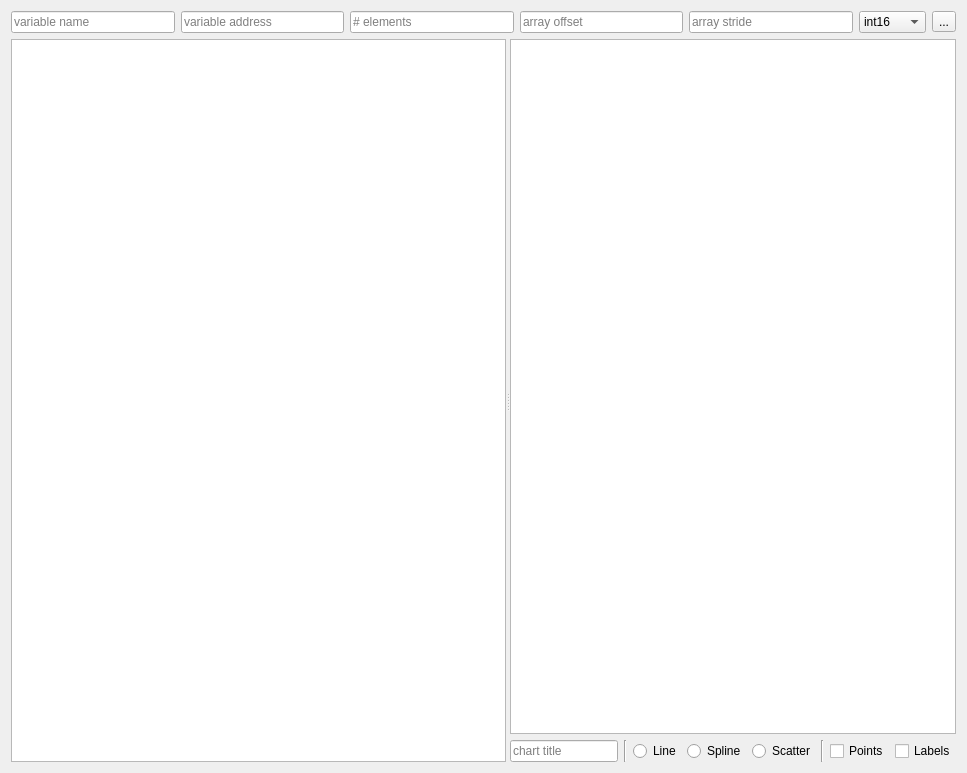
This is viz/array/SeerArrayVisualizerWidget.ui in LiNY2-01/SeeDataStructure as Qt 5 draws it before an edit. The edited form follows.
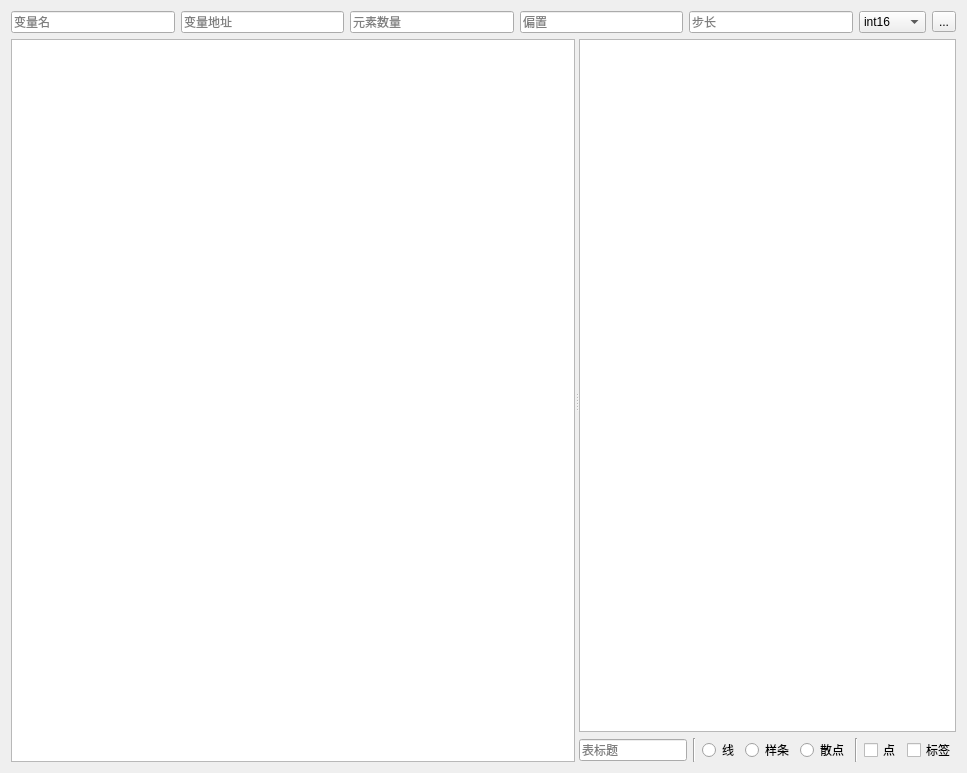
This is the edited form. Icons and pictures are not drawn. Custom widgets are drawn as their Qt base class.

```diff
--- a/viz/array/SeerArrayVisualizerWidget.ui
+++ b/viz/array/SeerArrayVisualizerWidget.ui
@@ -22,7 +22,7 @@
         <string>Variable name or expression.</string>
        </property>
        <property name="placeholderText">
-        <string>variable name</string>
+        <string>变量名</string>
        </property>
        <property name="clearButtonEnabled">
         <bool>true</bool>
@@ -38,7 +38,7 @@
         <bool>true</bool>
        </property>
        <property name="placeholderText">
-        <string>variable address</string>
+        <string>变量地址</string>
        </property>
        <property name="clearButtonEnabled">
         <bool>false</bool>
@@ -54,7 +54,7 @@
         <string/>
        </property>
        <property name="placeholderText">
-        <string># elements</string>
+        <string>元素数量</string>
        </property>
        <property name="clearButtonEnabled">
         <bool>true</bool>
@@ -73,7 +73,7 @@
         <string/>
        </property>
        <property name="placeholderText">
-        <string>array offset</string>
+        <string>偏置</string>
        </property>
        <property name="clearButtonEnabled">
         <bool>true</bool>
@@ -89,7 +89,7 @@
         <string/>
        </property>
        <property name="placeholderText">
-        <string>array stride</string>
+        <string>步长</string>
        </property>
        <property name="clearButtonEnabled">
         <bool>true</bool>
@@ -207,7 +207,7 @@
             <string>Set chart title.</string>
            </property>
            <property name="placeholderText">
-            <string>chart title</string>
+            <string>表标题</string>
            </property>
            <property name="clearButtonEnabled">
             <bool>true</bool>
@@ -224,7 +224,7 @@
          <item>
           <widget class="QRadioButton" name="lineRadioButton">
            <property name="text">
-            <string>Line</string>
+            <string>线</string>
            </property>
            <attribute name="buttonGroup">
             <string notr="true">lineTypeButtonGroup</string>
@@ -234,7 +234,7 @@
          <item>
           <widget class="QRadioButton" name="splineRadioButton">
            <property name="text">
-            <string>Spline</string>
+            <string>样条</string>
            </property>
            <attribute name="buttonGroup">
             <string notr="true">lineTypeButtonGroup</string>
@@ -244,7 +244,7 @@
          <item>
           <widget class="QRadioButton" name="scatterRadioButton">
            <property name="text">
-            <string>Scatter</string>
+            <string>散点</string>
            </property>
            <attribute name="buttonGroup">
             <string notr="true">lineTypeButtonGroup</string>
@@ -264,7 +264,7 @@
             <string>Show chart data points.</string>
            </property>
            <property name="text">
-            <string>Points</string>
+            <string>点</string>
            </property>
           </widget>
          </item>
@@ -274,7 +274,7 @@
             <string>Show chart data labels.</string>
            </property>
            <property name="text">
-            <string>Labels</string>
+            <string>标签</string>
            </property>
           </widget>
          </item>
```
Left out of the diff: 20 changed lines with no effect on the pictures.
